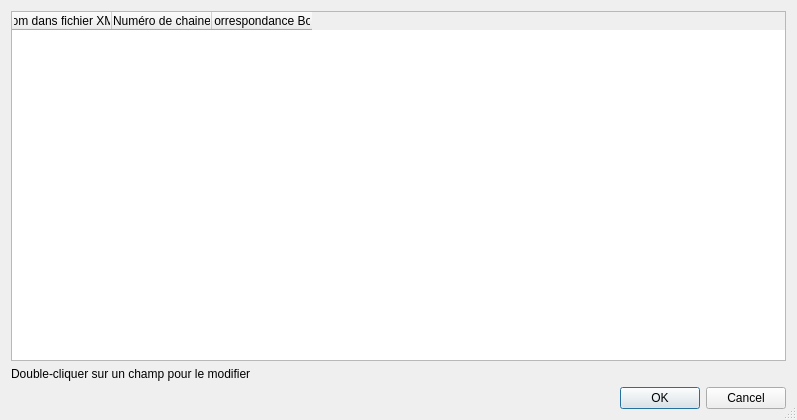
jlbrd/qmagneto, file ui/canaux.ui: the form before one commit.
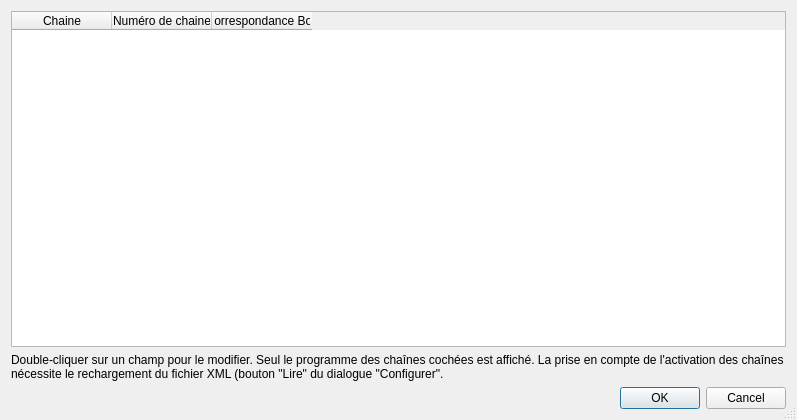
The form after the commit.

Commit message: - Acceleration de la vitesse d'affichage des programmes - Possibilité de desactiver des programmes dans le dialogue "Canaux"

The edit to the form file:
```diff
--- a/ui/canaux.ui
+++ b/ui/canaux.ui
@@ -20,7 +20,7 @@
     <widget class="QTableWidget" name="table" >
      <column>
       <property name="text" >
-       <string>Nom dans fichier XML</string>
+       <string>Chaine</string>
       </property>
      </column>
      <column>
@@ -45,7 +45,10 @@
    <item row="1" column="0" >
     <widget class="QLabel" name="label" >
      <property name="text" >
-      <string>Double-cliquer sur un champ pour le modifier </string>
+      <string>Double-cliquer sur un champ pour le modifier. Seul le programme des chaînes cochées est affiché. La prise en compte de l'activation des chaînes nécessite le rechargement du fichier XML (bouton "Lire" du dialogue "Configurer".</string>
+     </property>
+     <property name="wordWrap" >
+      <bool>true</bool>
      </property>
     </widget>
    </item>
```
The commit also changes 6 other files.
